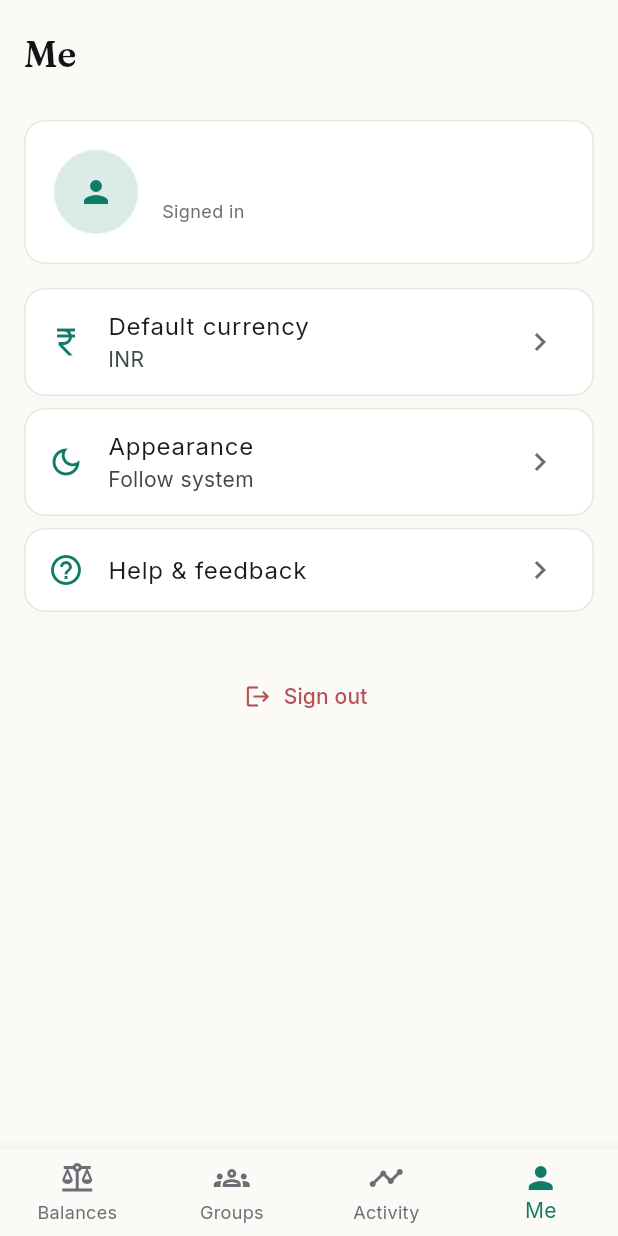
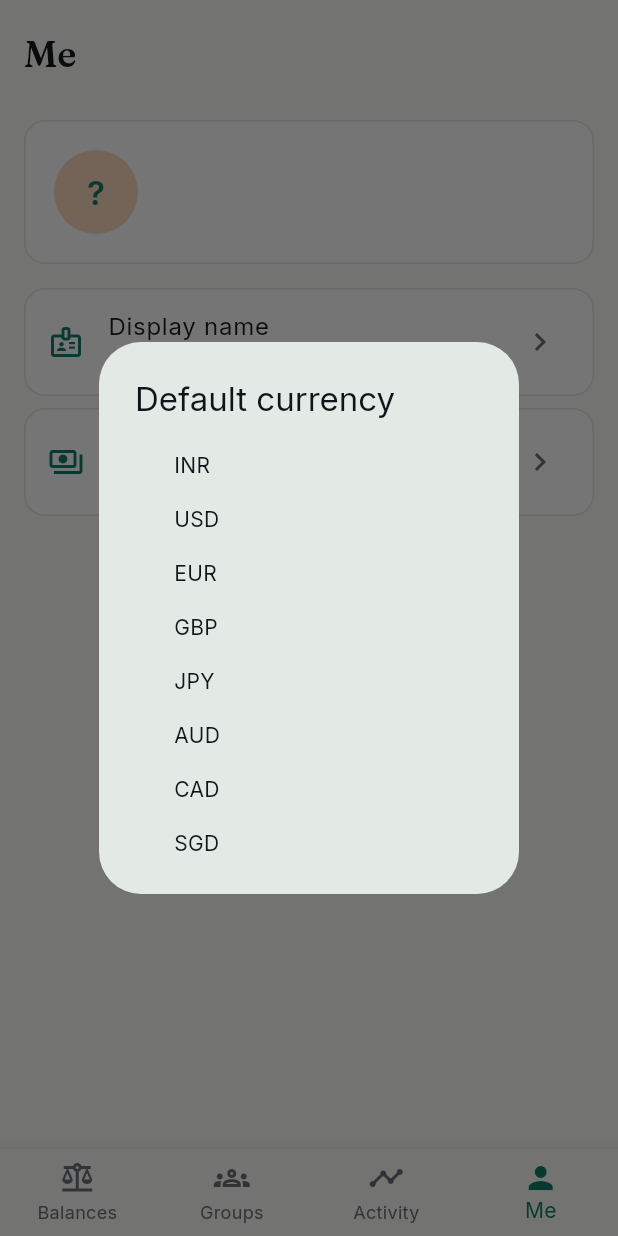
Before and after one commit to freshperpective/BillSplittingApp, a Flutter app: the screen it shows once a user with an empty profile is signed in, item 4 of the bottom bar chosen, after a tap on "Default currency", on a phone screen of 412 x 824 dp. Run offline on Flutter 3.47's test engine with Material 3 defaults, Android fonts, the phone set to English and light mode, and no system bars; our stand-ins replace decimal, flutter_riverpod, go_router, google_fonts, supabase_flutter; missing offline and left inert: rational; accounts and stored records are empty.

Commit message:
Editable profile: display name + default currency
- New ProfilesRepository with getMine/updateMine; self-update is already permitted by 0001 RLS.
- myProfileProvider keyed off auth state so it resets on sign-out.
- Profile tab now shows display name + email in the identity card (initial-based avatar instead of generic icon).
- Tap display name -> bottom sheet with text field. Tap default currency -> picker dialog (currencies match the new-group sheet).
- Removed inert Appearance / Help tiles.
- Avatar editing left for the receipts/Storage slice.

```diff
--- /dev/null
+++ b/lib/data/profiles_repository.dart
@@ -0,0 +1,71 @@
+import 'package:flutter_riverpod/flutter_riverpod.dart';
+import 'package:supabase_flutter/supabase_flutter.dart';
+
+import '../core/models.dart';
+import 'supabase_client.dart';
+
+/// Read + self-update on the current user's profile. RLS already lets a
+/// user select their own row (and any peer's, via shared groups) and
+/// update only their own — those policies live in migration 0001.
+class ProfilesRepository {
+  ProfilesRepository(this._client);
+
+  final SupabaseClient _client;
+
+  Future<Profile?> getMine() async {
+    final user = _client.auth.currentUser;
+    if (user == null) return null;
+    final row = await _client
+        .from('profiles')
+        .select('id,display_name,avatar_url,default_currency')
+        .eq('id', user.id)
+        .maybeSingle();
+    if (row == null) return null;
+    return Profile.fromJson(row);
+  }
+
+  /// Partial update — pass only the fields you want to change. Avatar URL
+  /// will land here too once Supabase Storage is wired up for uploads.
+  Future<Profile> updateMine({
+    String? displayName,
+    String? defaultCurrency,
+    String? avatarUrl,
+  }) async {
+    final user = _client.auth.currentUser;
+    if (user == null) {
+      throw StateError('Not signed in');
+    }
+    final patch = <String, dynamic>{};
+    if (displayName != null) patch['display_name'] = displayName;
+    if (defaultCurrency != null) patch['default_currency'] = defaultCurrency;
+    if (avatarUrl != null) patch['avatar_url'] = avatarUrl;
+    if (patch.isEmpty) {
+      // Nothing to do — return the current row so the caller still gets
+      // a usable Profile back.
+      final p = await getMine();
+      if (p == null) throw StateError('Profile missing');
+      return p;
+    }
+
+    final row = await _client
+        .from('profiles')
+        .update(patch)
+        .eq('id', user.id)
+        .select()
+        .single();
+    return Profile.fromJson(row);
+  }
+}
+
+final profilesRepositoryProvider = Provider<ProfilesRepository>((ref) {
+  return ProfilesRepository(ref.watch(supabaseClientProvider));
+});
+
+/// Current user's profile. Returns null when signed out. Invalidated after
+/// any successful updateMine call so the profile tab repaints.
+final myProfileProvider = FutureProvider<Profile?>((ref) async {
+  // Re-trigger when auth state flips (login/logout) so we don't hold a
+  // stale profile across users on the same device.
+  ref.watch(authStateProvider);
+  return ref.watch(profilesRepositoryProvider).getMine();
+});
--- a/lib/ui/screens/tabs/profile_tab.dart
+++ b/lib/ui/screens/tabs/profile_tab.dart
@@ -1,15 +1,21 @@
 import 'package:flutter/material.dart';
 import 'package:flutter_riverpod/flutter_riverpod.dart';
 
+import '../../../core/models.dart';
+import '../../../data/profiles_repository.dart';
 import '../../../data/supabase_client.dart';
 import '../../theme/tabby_theme.dart';
 
+/// "Me" tab — shows the signed-in user's profile and lets them edit
+/// display name and default currency. Avatar uploads land here once
+/// Supabase Storage is wired up alongside receipts.
 class ProfileTab extends ConsumerWidget {
   const ProfileTab({super.key});
 
   @override
   Widget build(BuildContext context, WidgetRef ref) {
     final user = ref.watch(currentUserProvider);
+    final profileAsync = ref.watch(myProfileProvider);
     final email = user?.email ?? '—';
 
     return Scaffold(
@@ -17,9 +23,41 @@ class ProfileTab extends ConsumerWidget {
         title: Text('Me', style: Theme.of(context).textTheme.displaySmall),
         toolbarHeight: 72,
       ),
-      body: ListView(
+      body: profileAsync.when(
+        loading: () => const Center(child: CircularProgressIndicator()),
+        error: (e, _) => Center(
+          child: Padding(
+            padding: const EdgeInsets.all(20),
+            child: Text("Couldn't load profile: $e"),
+          ),
+        ),
+        data: (profile) => _ProfileBody(
+          profile: profile,
+          email: email,
+        ),
+      ),
+    );
+  }
+}
+
+class _ProfileBody extends ConsumerWidget {
+  const _ProfileBody({required this.profile, required this.email});
+
+  final Profile? profile;
+  final String email;
+
+  @override
+  Widget build(BuildContext context, WidgetRef ref) {
+    final name = profile?.displayName ?? '—';
+    final currency = profile?.defaultCurrency ?? 'INR';
+    final initial = name.isNotEmpty && name != '—'
+        ? name.substring(0, 1).toUpperCase()
+        : '?';
+
+    return ListView(
       padding: const EdgeInsets.fromLTRB(16, 8, 16, 32),
       children: [
+        // Identity card.
         Card(
           child: Padding(
             padding: const EdgeInsets.all(20),
@@ -27,21 +65,27 @@ class ProfileTab extends ConsumerWidget {
               children: [
                 CircleAvatar(
                   radius: 28,
-                    backgroundColor:
-                        TabbyTheme.teal.withOpacity(0.15),
-                    child: const Icon(Icons.person, color: TabbyTheme.teal),
+                  backgroundColor: TabbyTheme.amber.withOpacity(0.4),
+                  child: Text(
+                    initial,
+                    style: const TextStyle(
+                      color: TabbyTheme.teal,
+                      fontWeight: FontWeight.w600,
+                      fontSize: 22,
+                    ),
+                  ),
                 ),
                 const SizedBox(width: 16),
                 Expanded(
                   child: Column(
                     crossAxisAlignment: CrossAxisAlignment.start,
                     children: [
-                        Text(email,
+                      Text(name,
                           style:
                               Theme.of(context).textTheme.titleMedium),
                       const SizedBox(height: 2),
-                        Text('Signed in',
-                            style: TextStyle(
+                      Text(email,
+                          style: const TextStyle(
                               color: TabbyTheme.dim, fontSize: 12)),
                     ],
                   ),
@@ -51,35 +95,163 @@ class ProfileTab extends ConsumerWidget {
           ),
         ),
         const SizedBox(height: 16),
+
+        // Editable fields.
         _SettingsTile(
-            icon: Icons.currency_rupee,
-            title: 'Default currency',
-            subtitle: 'INR',
-            onTap: () {},
+          icon: Icons.badge_outlined,
+          title: 'Display name',
+          subtitle: name,
+          onTap: () => _editName(context, ref, current: profile?.displayName),
         ),
         _SettingsTile(
-            icon: Icons.dark_mode_outlined,
-            title: 'Appearance',
-            subtitle: 'Follow system',
-            onTap: () {},
+          icon: Icons.payments_outlined,
+          title: 'Default currency',
+          subtitle: currency,
+          onTap: () => _editCurrency(context, ref, current: currency),
         ),
-          _SettingsTile(
-            icon: Icons.help_outline,
-            title: 'Help & feedback',
-            onTap: () {},
-          ),
+
         const SizedBox(height: 24),
         TextButton.icon(
           onPressed: () async {
             await ref.read(supabaseClientProvider).auth.signOut();
+            // myProfileProvider re-evaluates on auth change, so no
+            // explicit invalidate needed here.
           },
           icon: const Icon(Icons.logout, color: TabbyTheme.clay),
           label: const Text('Sign out',
               style: TextStyle(color: TabbyTheme.clay)),
         ),
       ],
+    );
+  }
+
+  Future<void> _editName(BuildContext context, WidgetRef ref,
+      {String? current}) async {
+    final controller = TextEditingController(text: current ?? '');
+    final saved = await showModalBottomSheet<String>(
+      context: context,
+      isScrollControlled: true,
+      builder: (ctx) {
+        final inset = MediaQuery.of(ctx).viewInsets.bottom;
+        return Padding(
+          padding: EdgeInsets.fromLTRB(20, 20, 20, 20 + inset),
+          child: Column(
+            mainAxisSize: MainAxisSize.min,
+            crossAxisAlignment: CrossAxisAlignment.start,
+            children: [
+              Text('Display name',
+                  style: Theme.of(ctx).textTheme.headlineSmall),
+              const SizedBox(height: 4),
+              Text(
+                'What other members see next to your expenses.',
+                style: TextStyle(color: TabbyTheme.dim, fontSize: 13),
+              ),
+              const SizedBox(height: 14),
+              TextField(
+                controller: controller,
+                autofocus: true,
+                textCapitalization: TextCapitalization.words,
+                decoration: const InputDecoration(
+                  hintText: 'e.g. Aman',
+                ),
+                onSubmitted: (v) => Navigator.pop(ctx, v.trim()),
+              ),
+              const SizedBox(height: 18),
+              FilledButton(
+                onPressed: () =>
+                    Navigator.pop(ctx, controller.text.trim()),
+                style: FilledButton.styleFrom(
+                  backgroundColor: TabbyTheme.teal,
+                  minimumSize: const Size.fromHeight(48),
+                ),
+                child: const Text('Save'),
+              ),
+            ],
           ),
         );
+      },
+    );
+
+    if (saved == null || saved.isEmpty || saved == current) return;
+    await _commit(context, ref, () async {
+      await ref
+          .read(profilesRepositoryProvider)
+          .updateMine(displayName: saved);
+    });
+  }
+
+  Future<void> _editCurrency(BuildContext context, WidgetRef ref,
+      {required String current}) async {
+    // Hardcoded set matches the new-group sheet so the two surfaces
+    // can't drift. Expand here when we add proper currency selection.
+    const currencies = ['INR', 'USD', 'EUR', 'GBP', 'JPY', 'AUD', 'CAD', 'SGD'];
+    final picked = await showDialog<String>(
+      context: context,
+      builder: (ctx) => SimpleDialog(
+        title: const Text('Default currency'),
+        children: [
+          for (final c in currencies)
+            SimpleDialogOption(
+              onPressed: () => Navigator.pop(ctx, c),
+              child: Row(
+                children: [
+                  if (c == current)
+                    const Padding(
+                      padding: EdgeInsets.only(right: 8),
+                      child: Icon(Icons.check,
+                          size: 18, color: TabbyTheme.teal),
+                    )
+                  else
+                    const SizedBox(width: 26),
+                  Text(c,
+                      style: TextStyle(
+                        fontWeight: c == current
+                            ? FontWeight.w600
+                            : FontWeight.normal,
+                      )),
+                ],
+              ),
+            ),
+        ],
+      ),
+    );
+
+    if (picked == null || picked == current) return;
+    await _commit(context, ref, () async {
+      await ref
+          .read(profilesRepositoryProvider)
+          .updateMine(defaultCurrency: picked);
+    });
+  }
+
+  /// Shared save flow: run the update, invalidate, surface either a
+  /// success snackbar or the raw error. The body is a callback so the
+  /// caller can compose whichever update path it needs.
+  Future<void> _commit(
+    BuildContext context,
+    WidgetRef ref,
+    Future<void> Function() body,
+  ) async {
+    try {
+      await body();
+      ref.invalidate(myProfileProvider);
+      // Group lists show display names — bump those too so the change
+      // shows up in the Members sheet and the per-expense payer label.
+      // (We invalidate by family-key only if we knew which groups had
+      // the user; cheapest is to leave the read providers alone — they
+      // re-pull on next viewport open.)
+      if (context.mounted) {
+        ScaffoldMessenger.of(context).showSnackBar(
+          const SnackBar(content: Text('Updated.')),
+        );
+      }
+    } catch (e) {
+      if (context.mounted) {
+        ScaffoldMessenger.of(context).showSnackBar(
+          SnackBar(content: Text("Couldn't update: $e")),
+        );
+      }
+    }
   }
 }
 
```
Lines whose indentation alone changed are shown as unchanged.
